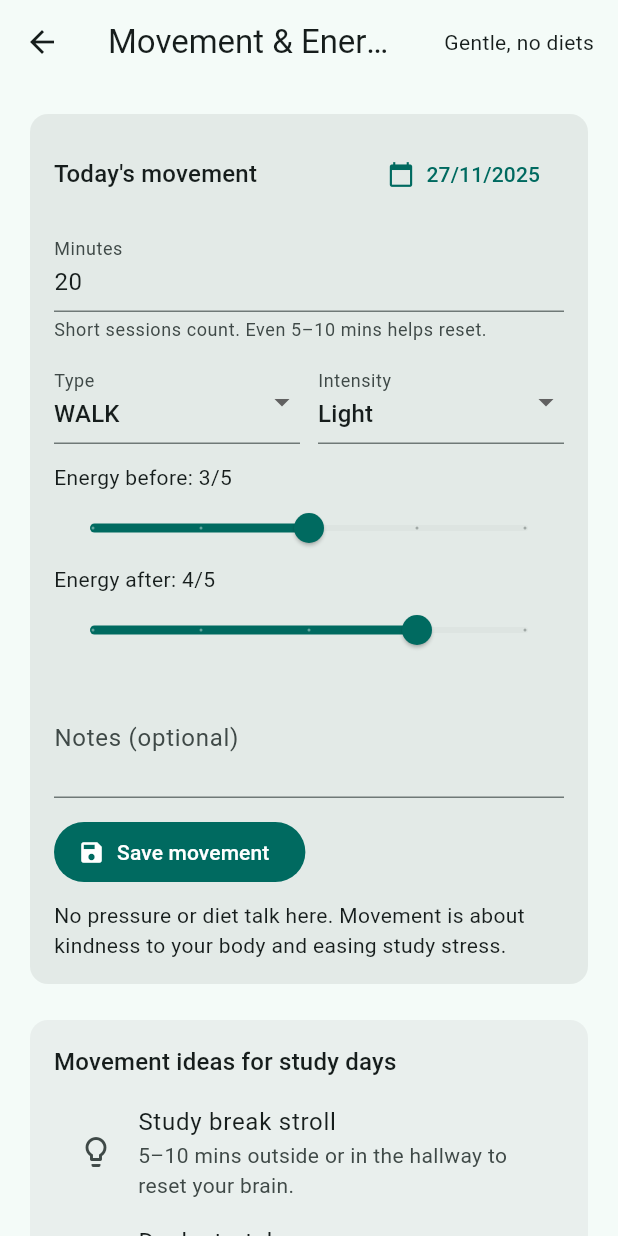
After one commit to Brian-C69/calm_campus, a Flutter app: the MovementPage screen opened by its route, on a phone screen of 412 x 824 dp. The commit adds this screen. Run offline on Flutter 3.47's test engine with Material 3 defaults, Android fonts, the light colour scheme and no system bars; our stand-ins replace equatable, just_audio, shared_preferences, sqflite, table_calendar; accounts and stored records are empty.

Commit message:
Add movement tracking feature

```diff
--- a/lib/main.dart
+++ b/lib/main.dart
@@ -17,6 +17,7 @@ import 'pages/settings_page.dart';
 import 'pages/support_plan_page.dart';
 import 'pages/tasks_page.dart';
 import 'pages/timetable_page.dart';
+import 'pages/movement_page.dart';
 
 void main() {
   runApp(const MyApp());
@@ -52,6 +53,7 @@ class MyApp extends StatelessWidget {
         '/sleep': (_) => const SleepPage(),
         '/period-tracker': (_) => const PeriodTrackerPage(),
         '/support-plan': (_) => const SupportPlanPage(),
+        '/movement': (_) => const MovementPage(),
       },
     );
   }
--- /dev/null
+++ b/lib/models/movement_entry.dart
@@ -0,0 +1,87 @@
+import 'package:equatable/equatable.dart';
+
+enum MovementType { walk, stretch, yoga, sport, dance, other }
+
+enum MovementIntensity { light, moderate, vigorous }
+
+class MovementEntry extends Equatable {
+  const MovementEntry({
+    this.id,
+    required this.date,
+    required this.minutes,
+    required this.type,
+    required this.intensity,
+    this.energyBefore,
+    this.energyAfter,
+    this.note,
+  });
+
+  final int? id;
+  final DateTime date;
+  final int minutes;
+  final MovementType type;
+  final MovementIntensity intensity;
+  final int? energyBefore;
+  final int? energyAfter;
+  final String? note;
+
+  MovementEntry copyWith({
+    int? id,
+    DateTime? date,
+    int? minutes,
+    MovementType? type,
+    MovementIntensity? intensity,
+    int? energyBefore,
+    int? energyAfter,
+    String? note,
+  }) {
+    return MovementEntry(
+      id: id ?? this.id,
+      date: date ?? this.date,
+      minutes: minutes ?? this.minutes,
+      type: type ?? this.type,
+      intensity: intensity ?? this.intensity,
+      energyBefore: energyBefore ?? this.energyBefore,
+      energyAfter: energyAfter ?? this.energyAfter,
+      note: note ?? this.note,
+    );
+  }
+
+  Map<String, dynamic> toMap() {
+    return {
+      'id': id,
+      'date': DateTime(date.year, date.month, date.day).toIso8601String(),
+      'minutes': minutes,
+      'type': type.name,
+      'intensity': intensity.name,
+      'energyBefore': energyBefore,
+      'energyAfter': energyAfter,
+      'note': note,
+    };
+  }
+
+  factory MovementEntry.fromMap(Map<String, dynamic> map) {
+    return MovementEntry(
+      id: map['id'] as int?,
+      date: DateTime.parse(map['date'] as String),
+      minutes: map['minutes'] as int,
+      type: MovementType.values.byName(map['type'] as String),
+      intensity: MovementIntensity.values.byName(map['intensity'] as String),
+      energyBefore: map['energyBefore'] as int?,
+      energyAfter: map['energyAfter'] as int?,
+      note: map['note'] as String?,
+    );
+  }
+
+  @override
+  List<Object?> get props => [
+        id,
+        date,
+        minutes,
+        type,
+        intensity,
+        energyBefore,
+        energyAfter,
+        note,
+      ];
+}
--- a/lib/pages/home_page.dart
+++ b/lib/pages/home_page.dart
@@ -41,6 +41,7 @@ class _HomePageState extends State<HomePage> {
       _HomeRouteInfo('AI Buddy', Icons.chat, '/chat'),
       _HomeRouteInfo('Relax & Meditate', Icons.spa, '/relax'),
       _HomeRouteInfo('Sleep tracking', Icons.nights_stay, '/sleep'),
+      _HomeRouteInfo('Movement & Energy', Icons.directions_walk, '/movement'),
       _HomeRouteInfo('Period & Cycle tracker', Icons.calendar_today, '/period-tracker'),
       _HomeRouteInfo('Support contacts', Icons.emoji_people, '/support-plan'),
       _HomeRouteInfo('Help Now', Icons.volunteer_activism, '/help-now'),
--- /dev/null
+++ b/lib/pages/movement_page.dart
@@ -0,0 +1,525 @@
+import 'package:flutter/material.dart';
+
+import '../models/movement_entry.dart';
+import '../services/db_service.dart';
+
+class MovementPage extends StatefulWidget {
+  const MovementPage({super.key});
+
+  @override
+  State<MovementPage> createState() => _MovementPageState();
+}
+
+class _MovementPageState extends State<MovementPage> {
+  late Future<List<MovementEntry>> _entriesFuture;
+  DateTime _selectedDate = DateTime.now();
+  int _minutes = 20;
+  final TextEditingController _minutesController =
+      TextEditingController(text: '20');
+  MovementType _type = MovementType.walk;
+  MovementIntensity _intensity = MovementIntensity.light;
+  double _energyBefore = 3;
+  double _energyAfter = 3.5;
+  final TextEditingController _noteController = TextEditingController();
+  bool _isSaving = false;
+
+  @override
+  void initState() {
+    super.initState();
+    _entriesFuture = _loadEntries();
+  }
+
+  Future<List<MovementEntry>> _loadEntries() async {
+    final DateTime sevenDaysAgo =
+        DateTime.now().subtract(const Duration(days: 7));
+    return DbService.instance.getMovementEntries(from: sevenDaysAgo);
+  }
+
+  Future<void> _pickDate() async {
+    final DateTime now = DateTime.now();
+    final DateTime? picked = await showDatePicker(
+      context: context,
+      initialDate: _selectedDate,
+      firstDate: now.subtract(const Duration(days: 30)),
+      lastDate: now,
+    );
+
+    if (picked != null && mounted) {
+      setState(() {
+        _selectedDate = picked;
+      });
+    }
+  }
+
+  Future<void> _saveEntry() async {
+    setState(() {
+      _isSaving = true;
+    });
+
+    final MovementEntry entry = MovementEntry(
+      date: DateTime(_selectedDate.year, _selectedDate.month, _selectedDate.day),
+      minutes: _minutes,
+      type: _type,
+      intensity: _intensity,
+      energyBefore: _energyBefore.round(),
+      energyAfter: _energyAfter.round(),
+      note: _noteController.text.trim().isEmpty
+          ? null
+          : _noteController.text.trim(),
+    );
+
+    await DbService.instance.insertMovementEntry(entry);
+
+    if (!mounted) return;
+    setState(() {
+      _entriesFuture = _loadEntries();
+      _isSaving = false;
+      _noteController.clear();
+    });
+
+    ScaffoldMessenger.of(context).showSnackBar(
+      SnackBar(
+        content: Text(
+          'Logged ${entry.minutes} mins of ${_labelForType(entry.type)}. Nice gentle effort!',
+        ),
+      ),
+    );
+  }
+
+  Future<void> _deleteEntry(int id) async {
+    await DbService.instance.deleteMovementEntry(id);
+    if (!mounted) return;
+    setState(() {
+      _entriesFuture = _loadEntries();
+    });
+  }
+
+  String _labelForType(MovementType type) {
+    return switch (type) {
+      MovementType.walk => 'walking',
+      MovementType.stretch => 'stretching',
+      MovementType.yoga => 'yoga or mobility',
+      MovementType.sport => 'sports',
+      MovementType.dance => 'dancing',
+      MovementType.other => 'movement',
+    };
+  }
+
+  String _labelForIntensity(MovementIntensity intensity) {
+    return switch (intensity) {
+      MovementIntensity.light => 'Light',
+      MovementIntensity.moderate => 'Moderate',
+      MovementIntensity.vigorous => 'Vigorous',
+    };
+  }
+
+  Map<String, dynamic> _buildWeekSummary(List<MovementEntry> entries) {
+    final DateTime now = DateTime.now();
+    final DateTime sevenDaysAgo = now.subtract(const Duration(days: 6));
+    final List<MovementEntry> recent = entries
+        .where((entry) => entry.date.isAfter(
+              DateTime(sevenDaysAgo.year, sevenDaysAgo.month, sevenDaysAgo.day)
+                  .subtract(const Duration(days: 1)),
+            ))
+        .toList();
+
+    final Set<DateTime> activeDays = recent
+        .map((entry) => DateTime(entry.date.year, entry.date.month, entry.date.day))
+        .toSet();
+    final int totalMinutes = recent.fold<int>(
+      0,
+      (previousValue, element) => previousValue + element.minutes,
+    );
+    final double averageMinutes = recent.isEmpty
+        ? 0
+        : totalMinutes / recent.length;
+
+    return {
+      'activeDays': activeDays.length,
+      'averageMinutes': averageMinutes,
+    };
+  }
+
+  @override
+  void dispose() {
+    _minutesController.dispose();
+    _noteController.dispose();
+    super.dispose();
+  }
+
+  @override
+  Widget build(BuildContext context) {
+    return Scaffold(
+      appBar: AppBar(
+        title: const Text('Movement & Energy'),
+        actions: const [
+          Padding(
+            padding: EdgeInsets.symmetric(horizontal: 16, vertical: 12),
+            child: Text('Gentle, no diets'),
+          ),
+        ],
+      ),
+      body: FutureBuilder<List<MovementEntry>>(
+        future: _entriesFuture,
+        builder: (context, snapshot) {
+          final List<MovementEntry> entries = snapshot.data ?? [];
+          final Map<String, dynamic> weekSummary = _buildWeekSummary(entries);
+
+          return RefreshIndicator(
+            onRefresh: () async {
+              setState(() {
+                _entriesFuture = _loadEntries();
+              });
+              await _entriesFuture;
+            },
+            child: ListView(
+              padding: const EdgeInsets.all(16),
+              children: [
+                _QuickLogCard(
+                  selectedDate: _selectedDate,
+                  minutes: _minutes,
+                  minutesController: _minutesController,
+                  type: _type,
+                  intensity: _intensity,
+                  energyBefore: _energyBefore,
+                  energyAfter: _energyAfter,
+                  noteController: _noteController,
+                  isSaving: _isSaving,
+                  onDateTap: _pickDate,
+                  onMinutesChanged: (value) {
+                    setState(() {
+                      _minutes = value;
+                    });
+                  },
+                  onTypeChanged: (value) {
+                    if (value == null) return;
+                    setState(() {
+                      _type = value;
+                    });
+                  },
+                  onIntensityChanged: (value) {
+                    if (value == null) return;
+                    setState(() {
+                      _intensity = value;
+                    });
+                  },
+                  onEnergyBeforeChanged: (value) {
+                    setState(() {
+                      _energyBefore = value;
+                    });
+                  },
+                  onEnergyAfterChanged: (value) {
+                    setState(() {
+                      _energyAfter = value;
+                    });
+                  },
+                  onSave: _saveEntry,
+                ),
+                const SizedBox(height: 16),
+                _MovementIdeasCard(),
+                const SizedBox(height: 16),
+                Card(
+                  elevation: 0,
+                  color: Theme.of(context).colorScheme.surfaceContainerHigh,
+                  child: Padding(
+                    padding: const EdgeInsets.all(16),
+                    child: Column(
+                      crossAxisAlignment: CrossAxisAlignment.start,
+                      children: [
+                        Text(
+                          'Recent week snapshot',
+                          style: Theme.of(context).textTheme.titleMedium,
+                        ),
+                        const SizedBox(height: 8),
+                        Text(
+                          entries.isEmpty
+                              ? 'Log a few walks or stretches to see your momentum. Even small moves count.'
+                              : '${weekSummary['activeDays']} active day(s) · average ${weekSummary['averageMinutes'].toStringAsFixed(1)} mins per log',
+                        ),
+                      ],
+                    ),
+                  ),
+                ),
+                const SizedBox(height: 16),
+                Card(
+                  elevation: 0,
+                  color: Theme.of(context).colorScheme.surfaceContainer,
+                  child: Padding(
+                    padding: const EdgeInsets.all(16),
+                    child: Column(
+                      crossAxisAlignment: CrossAxisAlignment.start,
+                      children: [
+                        Text(
+                          'Recent movement',
+                          style: Theme.of(context).textTheme.titleMedium,
+                        ),
+                        const SizedBox(height: 8),
+                        if (snapshot.connectionState == ConnectionState.waiting)
+                          const Center(child: CircularProgressIndicator())
+                        else if (entries.isEmpty)
+                          const Text(
+                              'No logs yet. A 5–10 minute stretch or walk is a great gentle start.'),
+                        if (entries.isNotEmpty)
+                          ...entries.map(
+                            (entry) => Dismissible(
+                              key: ValueKey(entry.id ?? entry.date.toIso8601String()),
+                              background: Container(
+                                color: Colors.red.withOpacity(0.1),
+                                alignment: Alignment.centerLeft,
+                                padding: const EdgeInsets.symmetric(horizontal: 12),
+                                child: const Icon(Icons.delete, color: Colors.red),
+                              ),
+                              direction: DismissDirection.startToEnd,
+                              onDismissed: (_) {
+                                if (entry.id != null) {
+                                  _deleteEntry(entry.id!);
+                                }
+                              },
+                              child: ListTile(
+                                leading: CircleAvatar(
+                                  backgroundColor:
+                                      Theme.of(context).colorScheme.primaryContainer,
+                                  child: Icon(
+                                    Icons.directions_walk,
+                                    color: Theme.of(context).colorScheme.onPrimaryContainer,
+                                  ),
+                                ),
+                                title: Text(
+                                    '${entry.minutes} mins · ${_labelForIntensity(entry.intensity)}'),
+                                subtitle: Text(
+                                  '${_labelForType(entry.type)} on ${_formatDate(entry.date)}\nEnergy ${entry.energyBefore ?? '-'} → ${entry.energyAfter ?? '-'}',
+                                ),
+                                isThreeLine: true,
+                              ),
+                            ),
+                          ),
+                      ],
+                    ),
+                  ),
+                ),
+              ],
+            ),
+          );
+        },
+      ),
+    );
+  }
+
+  String _formatDate(DateTime date) {
+    return '${date.day}/${date.month}/${date.year}';
+  }
+}
+
+class _QuickLogCard extends StatelessWidget {
+  const _QuickLogCard({
+    required this.selectedDate,
+    required this.minutes,
+    required this.minutesController,
+    required this.type,
+    required this.intensity,
+    required this.energyBefore,
+    required this.energyAfter,
+    required this.noteController,
+    required this.isSaving,
+    required this.onDateTap,
+    required this.onMinutesChanged,
+    required this.onTypeChanged,
+    required this.onIntensityChanged,
+    required this.onEnergyBeforeChanged,
+    required this.onEnergyAfterChanged,
+    required this.onSave,
+  });
+
+  final DateTime selectedDate;
+  final int minutes;
+  final TextEditingController minutesController;
+  final MovementType type;
+  final MovementIntensity intensity;
+  final double energyBefore;
+  final double energyAfter;
+  final TextEditingController noteController;
+  final bool isSaving;
+  final VoidCallback onDateTap;
+  final ValueChanged<int> onMinutesChanged;
+  final ValueChanged<MovementType?> onTypeChanged;
+  final ValueChanged<MovementIntensity?> onIntensityChanged;
+  final ValueChanged<double> onEnergyBeforeChanged;
+  final ValueChanged<double> onEnergyAfterChanged;
+  final VoidCallback onSave;
+
+  @override
+  Widget build(BuildContext context) {
+    return Card(
+      elevation: 0,
+      color: Theme.of(context).colorScheme.surfaceContainerHigh,
+      child: Padding(
+        padding: const EdgeInsets.all(16),
+        child: Column(
+          crossAxisAlignment: CrossAxisAlignment.start,
+          children: [
+            Row(
+              mainAxisAlignment: MainAxisAlignment.spaceBetween,
+              children: [
+                Text(
+                  "Today's movement",
+                  style: Theme.of(context).textTheme.titleMedium,
+                ),
+                TextButton.icon(
+                  onPressed: onDateTap,
+                  icon: const Icon(Icons.calendar_today),
+                  label: Text(
+                      '${selectedDate.day}/${selectedDate.month}/${selectedDate.year}'),
+                ),
+              ],
+            ),
+            const SizedBox(height: 12),
+            TextField(
+              controller: minutesController,
+              keyboardType: TextInputType.number,
+              decoration: const InputDecoration(
+                labelText: 'Minutes',
+                helperText: 'Short sessions count. Even 5–10 mins helps reset.',
+              ),
+              onChanged: (value) {
+                final int parsed = int.tryParse(value) ?? minutes;
+                onMinutesChanged(parsed.clamp(1, 300));
+              },
+            ),
+            const SizedBox(height: 12),
+            Row(
+              children: [
+                Expanded(
+                  child: DropdownButtonFormField<MovementType>(
+                    value: type,
+                    decoration: const InputDecoration(labelText: 'Type'),
+                    items: MovementType.values
+                        .map(
+                          (type) => DropdownMenuItem(
+                            value: type,
+                            child: Text(type.name.replaceAll('_', ' ').toUpperCase()),
+                          ),
+                        )
+                        .toList(),
+                    onChanged: onTypeChanged,
+                  ),
+                ),
+                const SizedBox(width: 12),
+                Expanded(
+                  child: DropdownButtonFormField<MovementIntensity>(
+                    value: intensity,
+                    decoration: const InputDecoration(labelText: 'Intensity'),
+                    items: MovementIntensity.values
+                        .map(
+                          (value) => DropdownMenuItem(
+                            value: value,
+                            child: Text(value.name[0].toUpperCase() + value.name.substring(1)),
+                          ),
+                        )
+                        .toList(),
+                    onChanged: onIntensityChanged,
+                  ),
+                ),
+              ],
+            ),
+            const SizedBox(height: 12),
+            Text('Energy before: ${energyBefore.toStringAsFixed(0)}/5'),
+            Slider(
+              value: energyBefore,
+              min: 1,
+              max: 5,
+              divisions: 4,
+              onChanged: onEnergyBeforeChanged,
+            ),
+            Text('Energy after: ${energyAfter.toStringAsFixed(0)}/5'),
+            Slider(
+              value: energyAfter,
+              min: 1,
+              max: 5,
+              divisions: 4,
+              onChanged: onEnergyAfterChanged,
+            ),
+            const SizedBox(height: 8),
+            TextField(
+              controller: noteController,
+              decoration: const InputDecoration(
+                labelText: 'Notes (optional)',
+                hintText: 'e.g. Walked with a friend between lectures',
+              ),
+              maxLines: 2,
+            ),
+            const SizedBox(height: 12),
+            FilledButton.icon(
+              onPressed: isSaving ? null : onSave,
+              icon: isSaving
+                  ? const SizedBox(
+                      height: 16,
+                      width: 16,
+                      child: CircularProgressIndicator(strokeWidth: 2),
+                    )
+                  : const Icon(Icons.save),
+              label: Text(isSaving ? 'Saving...' : 'Save movement'),
+            ),
+            const SizedBox(height: 8),
+            const Text(
+              'No pressure or diet talk here. Movement is about kindness to your body and easing study stress.',
+            ),
+          ],
+        ),
+      ),
+    );
+  }
+}
+
+class _MovementIdeasCard extends StatelessWidget {
+  final List<_MovementIdea> _ideas = const [
+    _MovementIdea(
+      title: 'Study break stroll',
+      description: '5–10 mins outside or in the hallway to reset your brain.',
+    ),
+    _MovementIdea(
+      title: 'Desk stretch',
+      description: 'Neck rolls, shoulder circles, and wrist shakes between tasks.',
+    ),
+    _MovementIdea(
+      title: 'Cozy yoga',
+      description: 'Slow stretches or child’s pose before bed, comfy clothes encouraged.',
+    ),
+  ];
+
+  const _MovementIdeasCard();
+
+  @override
+  Widget build(BuildContext context) {
+    return Card(
+      elevation: 0,
+      color: Theme.of(context).colorScheme.surfaceContainer,
+      child: Padding(
+        padding: const EdgeInsets.all(16),
+        child: Column(
+          crossAxisAlignment: CrossAxisAlignment.start,
+          children: [
+            Text(
+              'Movement ideas for study days',
+              style: Theme.of(context).textTheme.titleMedium,
+            ),
+            const SizedBox(height: 8),
+            ..._ideas.map(
+              (idea) => ListTile(
+                leading: const Icon(Icons.lightbulb_outline),
+                title: Text(idea.title),
+                subtitle: Text(idea.description),
+              ),
+            ),
+          ],
+        ),
+      ),
+    );
+  }
+}
+
+class _MovementIdea {
+  final String title;
+  final String description;
+
+  const _MovementIdea({required this.title, required this.description});
+}
--- a/lib/services/db_service.dart
+++ b/lib/services/db_service.dart
@@ -6,6 +6,7 @@ import 'package:sqflite/sqflite.dart';
 import '../models/class_entry.dart';
 import '../models/journal_entry.dart';
 import '../models/mood_entry.dart';
+import '../models/movement_entry.dart';
 import '../models/period_cycle.dart';
 import '../models/sleep_entry.dart';
 import '../models/support_contact.dart';
@@ -17,7 +18,7 @@ class DbService {
   static final DbService instance = DbService._();
 
   static const String _databaseName = 'calm_campus.db';
-  static const int _databaseVersion = 7;
+  static const int _databaseVersion = 8;
 
   static const String _moodsTable = 'moods';
   static const String _classesTable = 'classes';
@@ -26,6 +27,7 @@ class DbService {
   static const String _sleepTable = 'sleep_entries';
   static const String _periodCyclesTable = 'period_cycles';
   static const String _supportContactsTable = 'support_contacts';
+  static const String _movementEntriesTable = 'movement_entries';
 
   Database? _database;
 
@@ -44,6 +46,7 @@ class DbService {
       await _createSleepTable(db);
       await _createPeriodCyclesTable(db);
       await _createSupportContactsTable(db);
+      await _createMovementEntriesTable(db);
     }, onUpgrade: (Database db, int oldVersion, int newVersion) async {
       if (oldVersion < 2) {
         await db.execute(
@@ -74,6 +77,10 @@ class DbService {
 
       if (oldVersion < 7) {
         await _createSupportContactsTable(db);
+      }
+
+      if (oldVersion < 8) {
+        await _createMovementEntriesTable(db);
       }
     });
 
@@ -166,6 +173,21 @@ class DbService {
         contactType TEXT NOT NULL,
         contactValue TEXT NOT NULL,
         priority INTEGER NOT NULL
+      )
+    ''');
+  }
+
+  Future<void> _createMovementEntriesTable(Database db) async {
+    await db.execute('''
+      CREATE TABLE $_movementEntriesTable (
+        id INTEGER PRIMARY KEY AUTOINCREMENT,
+        date TEXT NOT NULL,
+        minutes INTEGER NOT NULL,
+        type TEXT NOT NULL,
+        intensity TEXT NOT NULL,
+        energyBefore INTEGER,
+        energyAfter INTEGER,
+        note TEXT
       )
     ''');
   }
@@ -563,4 +585,48 @@ class DbService {
       whereArgs: [id],
     );
   }
+
+  Future<int> insertMovementEntry(MovementEntry entry) async {
+    final Database db = await database;
+    return db.insert(_movementEntriesTable, entry.toMap());
+  }
+
+  Future<List<MovementEntry>> getMovementEntries({
+    DateTime? from,
+    DateTime? to,
+    int? limit,
+  }) async {
+    final Database db = await database;
+    final List<String> whereClauses = [];
+    final List<Object?> whereArgs = [];
+
+    if (from != null) {
+      whereClauses.add('date >= ?');
+      whereArgs.add(DateTime(from.year, from.month, from.day).toIso8601String());
+    }
+
+    if (to != null) {
+      whereClauses.add('date <= ?');
+      whereArgs.add(DateTime(to.year, to.month, to.day).toIso8601String());
+    }
+
+    final List<Map<String, dynamic>> maps = await db.query(
+      _movementEntriesTable,
+      where: whereClauses.isNotEmpty ? whereClauses.join(' AND ') : null,
+      whereArgs: whereArgs.isNotEmpty ? whereArgs : null,
+      orderBy: 'date DESC',
+      limit: limit,
+    );
+
+    return maps.map(MovementEntry.fromMap).toList();
+  }
+
+  Future<int> deleteMovementEntry(int id) async {
+    final Database db = await database;
+    return db.delete(
+      _movementEntriesTable,
+      where: 'id = ?',
+      whereArgs: [id],
+    );
+  }
 }
```
Also changed, not shown: 1 other file.
